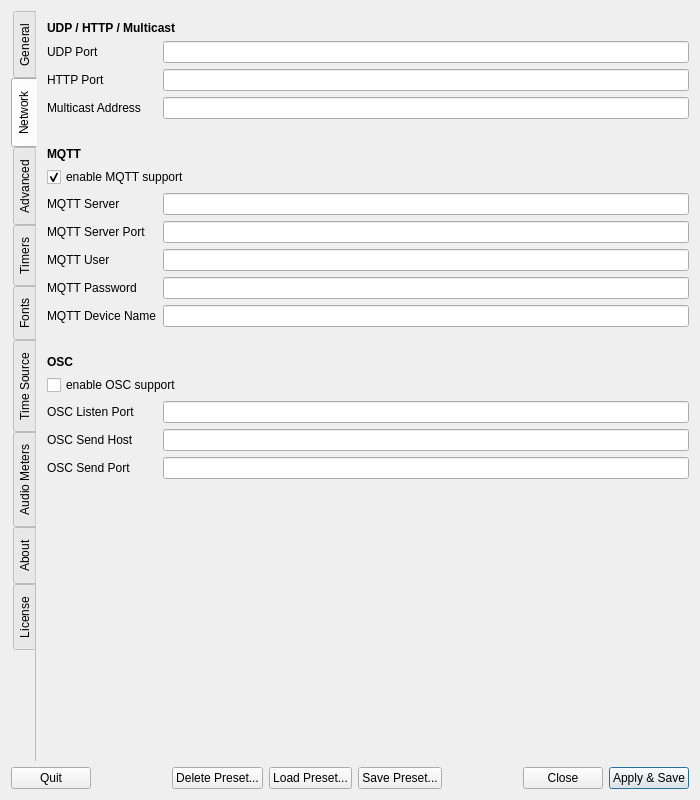
This is settings.ui in saschaludwig/OnAirScreen as Qt 5 draws it before an edit. The edited form follows.
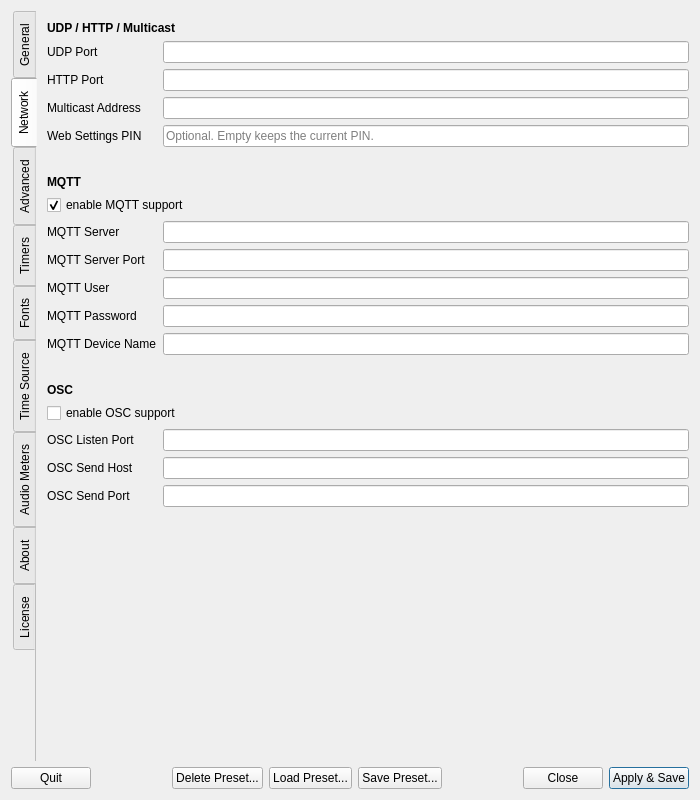
This is the edited form. The open tabs and pages were chosen to show the change. Icons and pictures are not drawn.

Commit message: Add a Web UI settings overlay for editing configuration from the browser.

Patch:
```diff
--- a/settings.ui
+++ b/settings.ui
@@ -1236,23 +1236,43 @@
          <item row="3" column="1">
           <widget class="QLineEdit" name="multicast_group"/>
          </item>
-         <item row="4" column="0" colspan="2">
-          <spacer name="verticalSpacer_network_udp">
-           <property name="orientation">
-            <enum>Qt::Orientation::Vertical</enum>
+         <item row="4" column="0">
+          <widget class="QLabel" name="label_websettingspin">
+           <property name="text">
+            <string>Web Settings PIN</string>
            </property>
-           <property name="sizeType">
-            <enum>QSizePolicy::Policy::Fixed</enum>
+           <property name="buddy">
+            <cstring>websettingspin</cstring>
            </property>
-           <property name="sizeHint" stdset="0">
-            <size>
-             <width>20</width>
-             <height>16</height>
-            </size>
+          </widget>
+         </item>
+         <item row="4" column="1">
+          <widget class="QLineEdit" name="websettingspin">
+           <property name="echoMode">
+            <enum>QLineEdit::EchoMode::Password</enum>
            </property>
-          </spacer>
+           <property name="placeholderText">
+            <string>Optional. Empty keeps the current PIN.</string>
+           </property>
+          </widget>
          </item>
          <item row="5" column="0" colspan="2">
+          <spacer name="verticalSpacer_network_udp">
+           <property name="orientation">
+            <enum>Qt::Orientation::Vertical</enum>
+           </property>
+           <property name="sizeType">
+            <enum>QSizePolicy::Policy::Fixed</enum>
+           </property>
+           <property name="sizeHint" stdset="0">
+            <size>
+             <width>20</width>
+             <height>16</height>
+            </size>
+           </property>
+          </spacer>
+         </item>
+         <item row="6" column="0" colspan="2">
           <widget class="QLabel" name="label_network_mqtt">
            <property name="font">
             <font>
@@ -1264,7 +1284,7 @@
            </property>
           </widget>
          </item>
-         <item row="6" column="0" colspan="2">
+         <item row="7" column="0" colspan="2">
           <widget class="QCheckBox" name="enablemqtt">
            <property name="text">
             <string>enable MQTT support</string>
@@ -1274,7 +1294,7 @@
            </property>
           </widget>
          </item>
-         <item row="7" column="0">
+         <item row="8" column="0">
           <widget class="QLabel" name="label_41">
            <property name="text">
             <string>MQTT Server</string>
@@ -1284,10 +1304,10 @@
            </property>
           </widget>
          </item>
-         <item row="7" column="1">
+         <item row="8" column="1">
           <widget class="QLineEdit" name="mqttserver"/>
          </item>
-         <item row="8" column="0">
+         <item row="9" column="0">
           <widget class="QLabel" name="label_46">
            <property name="text">
             <string>MQTT Server Port</string>
@@ -1297,10 +1317,10 @@
            </property>
           </widget>
          </item>
-         <item row="8" column="1">
+         <item row="9" column="1">
           <widget class="QLineEdit" name="mqttport"/>
          </item>
-         <item row="9" column="0">
+         <item row="10" column="0">
           <widget class="QLabel" name="label_43">
            <property name="text">
             <string>MQTT User</string>
@@ -1310,10 +1330,10 @@
            </property>
           </widget>
          </item>
-         <item row="9" column="1">
+         <item row="10" column="1">
           <widget class="QLineEdit" name="mqttuser"/>
          </item>
-         <item row="10" column="0">
+         <item row="11" column="0">
           <widget class="QLabel" name="label_44">
            <property name="text">
             <string>MQTT Password</string>
@@ -1323,14 +1343,14 @@
            </property>
           </widget>
          </item>
-         <item row="10" column="1">
+         <item row="11" column="1">
           <widget class="QLineEdit" name="mqttpassword">
            <property name="echoMode">
             <enum>QLineEdit::EchoMode::Password</enum>
            </property>
           </widget>
          </item>
-         <item row="11" column="0">
+         <item row="12" column="0">
           <widget class="QLabel" name="label_42">
            <property name="text">
             <string>MQTT Device Name</string>
@@ -1340,26 +1360,26 @@
            </property>
           </widget>
          </item>
-         <item row="11" column="1">
+         <item row="12" column="1">
           <widget class="QLineEdit" name="mqttdevicename"/>
          </item>
-         <item row="12" column="0" colspan="2">
-          <spacer name="verticalSpacer_network_mqtt">
-           <property name="orientation">
-            <enum>Qt::Orientation::Vertical</enum>
-           </property>
-           <property name="sizeType">
-            <enum>QSizePolicy::Policy::Fixed</enum>
-           </property>
-           <property name="sizeHint" stdset="0">
-            <size>
-             <width>20</width>
-             <height>16</height>
-            </size>
-           </property>
-          </spacer>
-         </item>
          <item row="13" column="0" colspan="2">
+          <spacer name="verticalSpacer_network_mqtt">
+           <property name="orientation">
+            <enum>Qt::Orientation::Vertical</enum>
+           </property>
+           <property name="sizeType">
+            <enum>QSizePolicy::Policy::Fixed</enum>
+           </property>
+           <property name="sizeHint" stdset="0">
+            <size>
+             <width>20</width>
+             <height>16</height>
+            </size>
+           </property>
+          </spacer>
+         </item>
+         <item row="14" column="0" colspan="2">
           <widget class="QLabel" name="label_network_osc">
            <property name="font">
             <font>
@@ -1371,7 +1391,7 @@
            </property>
           </widget>
          </item>
-         <item row="14" column="0" colspan="2">
+         <item row="15" column="0" colspan="2">
           <widget class="QCheckBox" name="enableosc">
            <property name="text">
             <string>enable OSC support</string>
@@ -1381,7 +1401,7 @@
            </property>
           </widget>
          </item>
-         <item row="15" column="0">
+         <item row="16" column="0">
           <widget class="QLabel" name="label_oscport">
            <property name="text">
             <string>OSC Listen Port</string>
@@ -1391,10 +1411,10 @@
            </property>
           </widget>
          </item>
-         <item row="15" column="1">
+         <item row="16" column="1">
           <widget class="QLineEdit" name="oscport"/>
          </item>
-         <item row="16" column="0">
+         <item row="17" column="0">
           <widget class="QLabel" name="label_oscsendhost">
            <property name="text">
             <string>OSC Send Host</string>
@@ -1404,10 +1424,10 @@
            </property>
           </widget>
          </item>
-         <item row="16" column="1">
+         <item row="17" column="1">
           <widget class="QLineEdit" name="oscsendhost"/>
          </item>
-         <item row="17" column="0">
+         <item row="18" column="0">
           <widget class="QLabel" name="label_oscsendport">
            <property name="text">
             <string>OSC Send Port</string>
@@ -1417,10 +1437,10 @@
            </property>
           </widget>
          </item>
-         <item row="17" column="1">
+         <item row="18" column="1">
           <widget class="QLineEdit" name="oscsendport"/>
          </item>
-         <item row="18" column="0" colspan="2">
+         <item row="19" column="0" colspan="2">
           <spacer name="verticalSpacer_network">
            <property name="orientation">
             <enum>Qt::Orientation::Vertical</enum>
```
Left out of the diff: 1 changed line with no effect on the pictures. The commit also changes 12 other files.
